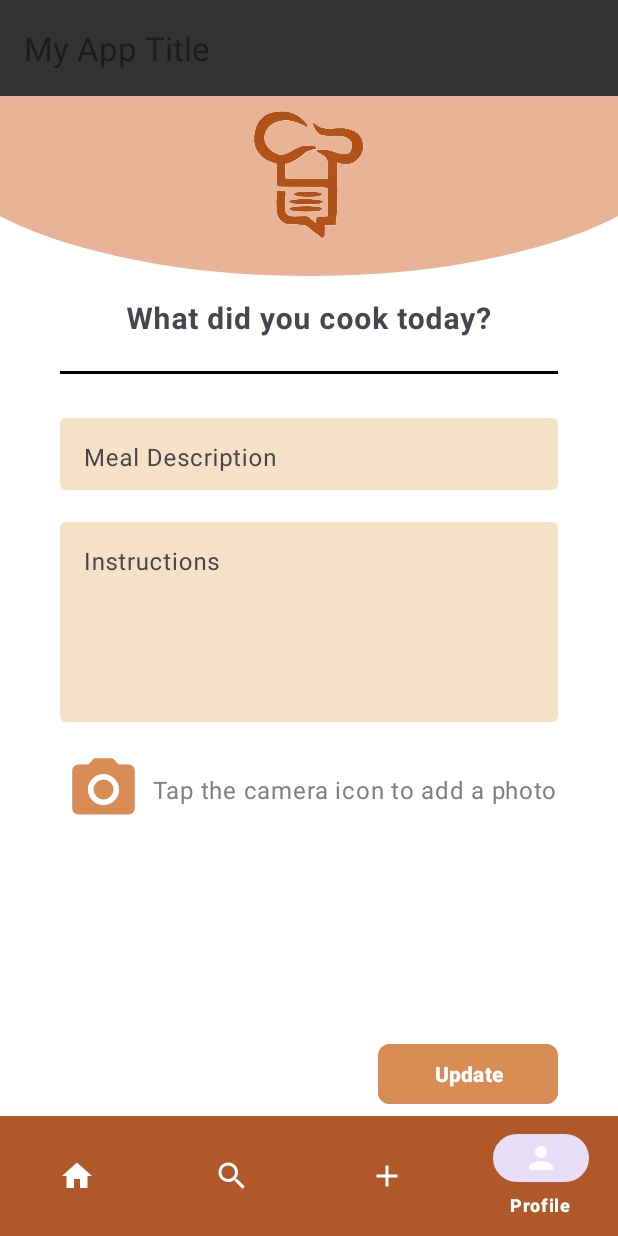
After one commit to inbar2268/final-project-shareEat, an Android app: the fragment EditRecipeFragment placed in its activity, on a phone screen of 412 x 824 dp. The commit adds this screen. Run offline under Robolectric (Android 15) with nearby library versions, the phone set to English and light mode, and no system bars; our stand-ins replace Firebase (no records; nobody signed in at launch, a user with empty details on screens opened directly), Picasso, Room's generated code, navigation-ui; libraries missing offline, so code that uses them is left out: com.cloudinary, com.cloudinary.utils; 1 statement that could not run was skipped.

Commit message:
edit  recipe

```diff
--- /dev/null
+++ b/app/src/main/java/com/example/shareeat/EditRecipeFragment.kt
@@ -0,0 +1,187 @@
+package com.example.shareeat
+import android.content.Intent
+import android.os.Bundle
+import android.util.Log
+import android.view.LayoutInflater
+import android.view.View
+import android.view.ViewGroup
+import android.widget.*
+import androidx.fragment.app.Fragment
+import androidx.navigation.fragment.findNavController
+import androidx.navigation.fragment.navArgs
+import com.example.shareeat.model.Model
+import com.example.shareeat.model.Recipe
+import com.example.shareeat.model.ImageSelector
+import com.google.android.material.textfield.TextInputEditText
+import com.google.android.material.textfield.TextInputLayout
+import com.squareup.picasso.Picasso
+import java.util.*
+
+class EditRecipeFragment : Fragment() {
+    var recipeId:String?=""
+    private lateinit var recipeImagePreview: ImageView
+    private lateinit var addPhotoText: TextView
+    private lateinit var cameraIcon: ImageView
+    private lateinit var updateButton: Button
+    private lateinit var progressBar: ProgressBar
+
+    private lateinit var titleTextInput: TextInputEditText
+    private lateinit var titleTextInputLayout: TextInputLayout
+    private lateinit var mealDescriptionInput: TextInputEditText
+    private lateinit var mealDescriptionLayout: TextInputLayout
+    private lateinit var instructionsInput: TextInputEditText
+    private lateinit var instructionsLayout: TextInputLayout
+
+    private lateinit var imageHandler: ImageSelector
+    private lateinit var recipe: Recipe
+    private var imageChanged = false
+
+
+
+    override fun onCreateView(
+        inflater: LayoutInflater, container: ViewGroup?,
+        savedInstanceState: Bundle?
+    ): View {
+        arguments?.let {
+            recipeId = it.getString("recipeId")
+        }
+        recipeId = arguments?.let {
+            EditRecipeFragmentArgs.fromBundle(it).recipeId
+        }
+        return inflater.inflate(R.layout.fragment_edit_recipe, container, false)
+
+    }
+
+    override fun onViewCreated(view: View, savedInstanceState: Bundle?) {
+        super.onViewCreated(view, savedInstanceState)
+
+        recipeImagePreview = view.findViewById(R.id.recipeImagePreview)
+        addPhotoText = view.findViewById(R.id.addPhotoText)
+        cameraIcon = view.findViewById(R.id.cameraIcon)
+        updateButton = view.findViewById(R.id.updateButton)
+        progressBar = view.findViewById(R.id.progressBar)
+
+        titleTextInput = view.findViewById(R.id.questionText)
+        titleTextInputLayout = view.findViewById(R.id.questionTextInputLayout)
+        mealDescriptionInput = view.findViewById(R.id.mealDescriptionEditText)
+        mealDescriptionLayout = view.findViewById(R.id.mealDescriptionLayout)
+        instructionsInput = view.findViewById(R.id.instructionsEditText)
+        instructionsLayout = view.findViewById(R.id.instructionsLayout)
+
+        progressBar.visibility = View.GONE
+
+        imageHandler = ImageSelector(this)
+        imageHandler.initialize(recipeImagePreview, addPhotoText, "recipe_images")
+
+        loadExistingRecipe()
+
+        cameraIcon.setOnClickListener {
+            imageHandler.showImagePickerDialog()
+            imageChanged = true
+        }
+
+        updateButton.setOnClickListener {
+            val updatedRecipe = createUpdatedRecipeFromInput(recipe)
+            if (updatedRecipe != null) {
+                progressBar.visibility = View.VISIBLE
+
+                if (imageChanged && imageHandler.getSelectedImageBitmap() != null) {
+                    uploadRecipeWithNewImage(updatedRecipe)
+                } else {
+                    updateRecipe(updatedRecipe)
+                }
+            }
+        }
+    }
+
+    override fun onActivityResult(requestCode: Int, resultCode: Int, data: Intent?) {
+        super.onActivityResult(requestCode, resultCode, data)
+        imageHandler.handleActivityResult(requestCode, resultCode, data)
+    }
+
+    private fun loadExistingRecipe() {
+        Log.d("EditRecipeFragment", "Loading recipe with ID: $recipeId")
+
+        recipeId?.let {
+            Model.shared.getRecipeById(it) { loadedRecipe ->
+                recipe = loadedRecipe
+                updateUIWithRecipeData()
+            }
+        }
+    }
+
+    private fun updateUIWithRecipeData() {
+        requireActivity().runOnUiThread {
+            titleTextInput.setText(recipe.title)
+            mealDescriptionInput.setText(recipe.description)
+            instructionsInput.setText(recipe.instructions)
+
+            // טעינת התמונה אם קיימת
+            recipe.imageUrl?.let { imageUrl ->
+                if (imageUrl.isNotEmpty()) {
+                    addPhotoText.visibility = View.GONE
+                    recipeImagePreview.visibility = View.VISIBLE
+                    Picasso.get()
+                        .load(imageUrl)
+                        .placeholder(R.drawable.food_placeholder)
+                        .into(recipeImagePreview)
+                }
+            }
+        }
+    }
+
+    private fun uploadRecipeWithNewImage(updatedRecipe: Recipe) {
+        val imageName = "${UUID.randomUUID()}.jpg"
+        imageHandler.uploadImageToCloudinary(imageName) { imageUrl ->
+            if (imageUrl != null) {
+                val recipeWithNewImage = updatedRecipe.copy(imageUrl = imageUrl)
+                updateRecipe(recipeWithNewImage)
+            } else {
+                progressBar.visibility = View.GONE
+                Toast.makeText(requireContext(), "Image upload failed", Toast.LENGTH_SHORT).show()
+            }
+        }
+    }
+
+    private fun createUpdatedRecipeFromInput(recipe: Recipe): Recipe? {
+        val title = titleTextInput.text.toString().trim()
+        val description = mealDescriptionInput.text.toString().trim()
+        val instructions = instructionsInput.text.toString().trim()
+
+        if (title.isEmpty()) {
+            Log.e("UploadRecipeFragment", "Validation failed: Title is empty")
+            Toast.makeText(requireContext(), "Title is required", Toast.LENGTH_SHORT).show()
+            return null
+        }
+
+        if (instructions.isEmpty()) {
+            Log.e("UploadRecipeFragment", "Validation failed: Instructions are empty")
+            Toast.makeText(requireContext(), "Instructions are required", Toast.LENGTH_SHORT).show()
+            return null
+        }
+
+        val recipe = Recipe(
+            id = recipe.id,
+            title = title,
+            description = description,
+            instructions = instructions,
+            userId = recipe.userId,
+            userName = recipe.userName,
+            timestamp = System.currentTimeMillis(),
+            lastUpdated = System.currentTimeMillis()
+        )
+        return recipe
+    }
+
+    private fun updateRecipe(updatedRecipe: Recipe) {
+        progressBar.visibility = View.VISIBLE
+
+        Model.shared.editRecipe(updatedRecipe) {
+            requireActivity().runOnUiThread {
+                progressBar.visibility = View.GONE
+                Toast.makeText(requireContext(), "Recipe Uploaded!", Toast.LENGTH_SHORT).show()
+                findNavController().popBackStack()
+            }
+        }
+    }
+}
--- /dev/null
+++ b/app/src/main/res/layout/fragment_edit_recipe.xml
@@ -0,0 +1,179 @@
+<?xml version="1.0" encoding="utf-8"?>
+<androidx.constraintlayout.widget.ConstraintLayout
+    xmlns:android="http://schemas.android.com/apk/res/android"
+    xmlns:app="http://schemas.android.com/apk/res-auto"
+    xmlns:tools="http://schemas.android.com/tools"
+    android:layout_width="match_parent"
+    android:layout_height="match_parent"
+    android:background="@color/white"
+    tools:context=".EditRecipeFragment">
+
+    <View
+        android:id="@+id/topBackground"
+        android:layout_width="match_parent"
+        android:layout_height="120dp"
+        android:background="@drawable/curved_background_vector"
+        app:layout_constraintEnd_toEndOf="parent"
+        app:layout_constraintStart_toStartOf="parent"
+        app:layout_constraintTop_toTopOf="parent" />
+
+    <ImageView
+        android:id="@+id/logoImage"
+        android:layout_width="100dp"
+        android:layout_height="100dp"
+        android:layout_marginTop="0dp"
+        android:src="@drawable/chef_hat_logo"
+        app:layout_constraintEnd_toEndOf="parent"
+        app:layout_constraintStart_toStartOf="parent"
+        app:layout_constraintTop_toTopOf="parent" />
+
+    <com.google.android.material.textfield.TextInputLayout
+        android:id="@+id/questionTextInputLayout"
+        android:layout_width="0dp"
+        android:layout_height="wrap_content"
+        android:hint="@string/what_did_you_cook_today"
+        app:boxStrokeWidth="0dp"
+        android:layout_marginHorizontal="40dp"
+        android:layout_marginTop="12dp"
+        app:layout_constraintTop_toBottomOf="@id/logoImage"
+        app:layout_constraintStart_toStartOf="parent"
+        app:layout_constraintEnd_toEndOf="parent">
+
+        <com.google.android.material.textfield.TextInputEditText
+            android:id="@+id/questionText"
+            android:layout_width="match_parent"
+            android:layout_height="wrap_content"
+            android:background="@null"
+            android:gravity="center"
+            android:inputType="text"
+            android:textSize="20sp"
+            android:textStyle="bold" />
+    </com.google.android.material.textfield.TextInputLayout>
+
+    <View
+        android:id="@+id/underline"
+        android:layout_width="0dp"
+        android:layout_height="2dp"
+        android:background="@color/black"
+        app:layout_constraintTop_toBottomOf="@id/questionTextInputLayout"
+        app:layout_constraintStart_toStartOf="@id/questionTextInputLayout"
+        app:layout_constraintEnd_toEndOf="@id/questionTextInputLayout"
+        android:layout_marginTop="4dp"/>
+
+    <com.google.android.material.textfield.TextInputLayout
+        android:id="@+id/mealDescriptionLayout"
+        android:layout_width="0dp"
+        android:layout_height="wrap_content"
+        android:hint="@string/meal_description"
+        app:boxBackgroundColor="@color/light_beige"
+        app:boxStrokeWidth="0dp"
+        android:layout_marginTop="24dp"
+        android:layout_marginHorizontal="40dp"
+        app:layout_constraintTop_toBottomOf="@id/underline"
+        app:layout_constraintStart_toStartOf="parent"
+        app:layout_constraintEnd_toEndOf="parent">
+
+        <com.google.android.material.textfield.TextInputEditText
+            android:id="@+id/mealDescriptionEditText"
+            android:layout_width="match_parent"
+            android:layout_height="48dp"
+            android:background="@null"
+            android:gravity="top"
+            android:inputType="textMultiLine" />
+    </com.google.android.material.textfield.TextInputLayout>
+
+    <com.google.android.material.textfield.TextInputLayout
+        android:id="@+id/instructionsLayout"
+        android:layout_width="0dp"
+        android:layout_height="wrap_content"
+        android:layout_marginHorizontal="40dp"
+        android:layout_marginTop="16dp"
+        android:hint="@string/meal_instructions"
+        app:boxBackgroundColor="@color/light_beige"
+        app:boxStrokeWidth="0dp"
+        app:layout_constraintEnd_toEndOf="parent"
+        app:layout_constraintStart_toStartOf="parent"
+        app:layout_constraintTop_toBottomOf="@id/mealDescriptionLayout">
+
+        <com.google.android.material.textfield.TextInputEditText
+            android:id="@+id/instructionsEditText"
+            android:layout_width="match_parent"
+            android:layout_height="133dp"
+            android:background="@null"
+            android:gravity="top"
+            android:inputType="textMultiLine" />
+    </com.google.android.material.textfield.TextInputLayout>
+
+    <LinearLayout
+        android:id="@+id/addPhotoLayout"
+        android:layout_width="wrap_content"
+        android:layout_height="wrap_content"
+        android:layout_marginStart="44dp"
+        android:layout_marginTop="20dp"
+        android:gravity="center_vertical"
+        android:orientation="horizontal"
+        app:layout_constraintStart_toStartOf="parent"
+        app:layout_constraintTop_toBottomOf="@id/instructionsLayout">
+
+        <ImageView
+            android:id="@+id/cameraIcon"
+            android:layout_width="50dp"
+            android:layout_height="50dp"
+            android:layout_marginEnd="8dp"
+            android:clickable="true"
+            android:contentDescription="@string/add_photo"
+            android:focusable="true"
+            android:src="@drawable/ic_camera"
+            app:tint="@color/theme_orange" />
+
+        <TextView
+            android:id="@+id/addPhotoText"
+            android:layout_width="wrap_content"
+            android:layout_height="wrap_content"
+            android:text="@string/tap_to_add_photo"
+            android:textAppearance="?attr/textAppearanceBody1"
+            android:textColor="@color/gray"
+            android:visibility="visible" />
+    </LinearLayout>
+
+    <ImageView
+        android:id="@+id/recipeImagePreview"
+        android:layout_width="276dp"
+        android:layout_height="157dp"
+        android:layout_marginBottom="52dp"
+        android:background="@drawable/image_placeholder"
+        android:contentDescription="@string/recipe_image_preview"
+        android:visibility="gone"
+        android:scaleType="centerCrop"
+        app:layout_constraintBottom_toBottomOf="parent"
+        app:layout_constraintEnd_toEndOf="parent"
+        app:layout_constraintHorizontal_bias="0.703"
+        app:layout_constraintStart_toStartOf="parent" />
+
+    <ProgressBar
+        android:id="@+id/progressBar"
+        android:layout_width="wrap_content"
+        android:layout_height="wrap_content"
+        android:visibility="gone"
+        app:layout_constraintTop_toTopOf="parent"
+        app:layout_constraintBottom_toBottomOf="parent"
+        app:layout_constraintStart_toStartOf="parent"
+        app:layout_constraintEnd_toEndOf="parent"/>
+
+    <com.google.android.material.button.MaterialButton
+        android:id="@+id/updateButton"
+        android:layout_width="wrap_content"
+        android:layout_height="wrap_content"
+        android:layout_marginBottom="4dp"
+        android:backgroundTint="@color/theme_orange"
+        android:clickable="true"
+        android:focusable="true"
+        android:minWidth="120dp"
+        android:text="@string/update"
+        android:textStyle="bold"
+        app:cornerRadius="8dp"
+        app:layout_constraintBottom_toBottomOf="parent"
+        app:layout_constraintEnd_toEndOf="parent"
+        app:layout_constraintHorizontal_bias="0.862"
+        app:layout_constraintStart_toStartOf="parent" />
+</androidx.constraintlayout.widget.ConstraintLayout>
--- a/app/src/main/res/navigation/nav_graph.xml
+++ b/app/src/main/res/navigation/nav_graph.xml
@@ -66,5 +66,17 @@
         <argument
             android:name="recipeId"
             app:argType="string" />
+        <action
+            android:id="@+id/action_recipesDetailsFragment_to_edit_RecipeFragment"
+            app:destination="@id/editRecipeFragment" />
+    </fragment>
+    <fragment
+        android:id="@+id/editRecipeFragment"
+        android:name="com.example.shareeat.EditRecipeFragment"
+        android:label="edit recipe"
+        tools:layout="@layout/fragment_edit_recipe">
+    <argument
+        android:name="recipeId"
+        app:argType="string" />
     </fragment>
 </navigation>
--- a/app/src/main/res/values/strings.xml
+++ b/app/src/main/res/values/strings.xml
@@ -4,6 +4,8 @@
     <string name="add_photo">Add Photo</string>
     <string name="recipe_image_preview">Recipe Image Preview</string>
     <string name="post">Post</string>
+    <string name="update">Update</string>
+    <string name="edit">Edit</string>
     <string name="what_did_you_cook_today">What did you cook today?</string>
     <string name="recipe_description">Write your recipe here…</string>
     <string name="hello_blank_fragment">Hello blank fragment</string>
--- a/gradle.properties
+++ b/gradle.properties
@@ -22,6 +22,6 @@ kotlin.code.style=official
 # thereby reducing the size of the R class for that library
 android.nonTransitiveRClass=true
 
-CLOUD_NAME=
-API_KEY=
-API_SECRET=
+CLOUD_NAME=dynaeqgpf
+API_KEY=655311345332864
+API_SECRET=8NCn7PgQ3awKspCWLvcsaTUUi90
```
Also changed, not shown: app/src/main/java/com/example/shareeat/RecipeDetailsFragment.kt (+19 -2 lines), app/src/main/java/com/example/shareeat/extensions/getCurrentUserExtension.kt (added, +12 -0 lines), app/src/main/java/com/example/shareeat/model/Model.kt (+9 -0 lines), app/src/main/java/com/example/shareeat/model/Recipe.kt (+6 -6 lines), app/src/main/java/com/example/shareeat/model/firebase/FirebaseRecipe.kt (+8 -3 lines), app/src/main/res/drawable/ic_edit.xml (added, +10 -0 lines), app/src/main/res/layout/fragment_recipe_details.xml (+11 -1 lines).
